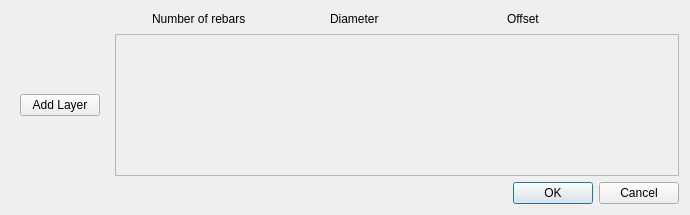
Above: BeamReinforcement/NumberDiameterOffset.ui from amrit3701/FreeCAD-Reinforcement before the change. Below: the same form after it.
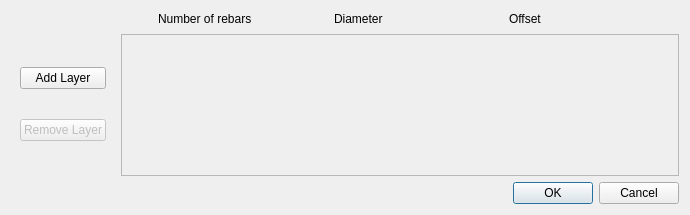
That is the form after the change.

Commit message:
Implement add/remove buttons
- Create and implement Remove Set button and Remove Layer button
- Use "Gui::InputField" instead of QLineEdit for input of diameter and
offset values.

```diff
--- a/BeamReinforcement/NumberDiameterOffset.ui
+++ b/BeamReinforcement/NumberDiameterOffset.ui
@@ -24,6 +24,16 @@
         </property>
        </widget>
       </item>
+      <item>
+       <widget class="QPushButton" name="removeLayerButton">
+        <property name="enabled">
+         <bool>false</bool>
+        </property>
+        <property name="text">
+         <string>Remove Layer</string>
+        </property>
+       </widget>
+      </item>
      </layout>
     </widget>
    </item>
@@ -71,7 +81,7 @@
        <rect>
         <x>0</x>
         <y>0</y>
-        <width>566</width>
+        <width>543</width>
         <height>139</height>
        </rect>
       </property>
```
The commit also changes 1 other file.
